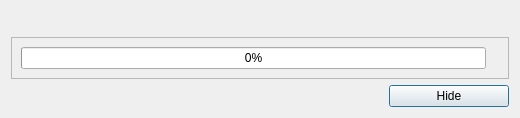
Old version of the form eiskaltdcpp/ui/UIHashProgressDialog.ui in the repository eiskaltdcpp/eiskaltdcpp.
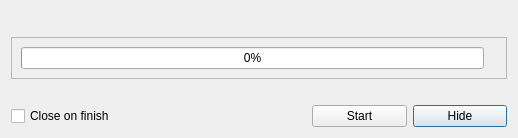
New version of the form.

What changed in the file:
```diff
--- a/eiskaltdcpp/ui/UIHashProgressDialog.ui
+++ b/eiskaltdcpp/ui/UIHashProgressDialog.ui
@@ -9,8 +9,8 @@
    <rect>
     <x>0</x>
     <y>0</y>
-    <width>520</width>
-    <height>106</height>
+    <width>518</width>
+    <height>129</height>
    </rect>
   </property>
   <property name="contextMenuPolicy">
@@ -23,7 +23,7 @@
    <bool>true</bool>
   </property>
   <layout class="QGridLayout" name="gridLayout">
-   <item row="2" column="0" rowspan="2" colspan="4">
+   <item row="2" column="0" rowspan="2" colspan="5">
     <widget class="QFrame" name="frame_3">
      <property name="sizePolicy">
       <sizepolicy hsizetype="Expanding" vsizetype="Preferred">
@@ -64,13 +64,6 @@
      </layout>
     </widget>
    </item>
-   <item row="4" column="0" colspan="3">
-    <widget class="QLabel" name="file">
-     <property name="text">
-      <string/>
-     </property>
-    </widget>
-   </item>
    <item row="0" column="1">
     <widget class="QLabel" name="speed">
      <property name="text">
@@ -85,7 +78,7 @@
      </property>
     </widget>
    </item>
-   <item row="0" column="2" colspan="2">
+   <item row="0" column="2" colspan="3">
     <spacer name="horizontalSpacer_2">
      <property name="orientation">
       <enum>Qt::Horizontal</enum>
@@ -98,13 +91,34 @@
      </property>
     </spacer>
    </item>
-   <item row="4" column="3">
+   <item row="5" column="4">
     <widget class="QPushButton" name="pushButton_HIDE">
      <property name="text">
       <string>Hide</string>
      </property>
     </widget>
    </item>
+   <item row="5" column="3">
+    <widget class="QPushButton" name="pushButton_START">
+     <property name="text">
+      <string>Start</string>
+     </property>
+    </widget>
+   </item>
+   <item row="4" column="0" colspan="5">
+    <widget class="QLabel" name="file">
+     <property name="text">
+      <string/>
+     </property>
+    </widget>
+   </item>
+   <item row="5" column="0" colspan="3">
+    <widget class="QCheckBox" name="checkBox">
+     <property name="text">
+      <string>Close on finish</string>
+     </property>
+    </widget>
+   </item>
   </layout>
  </widget>
  <resources/>
```
